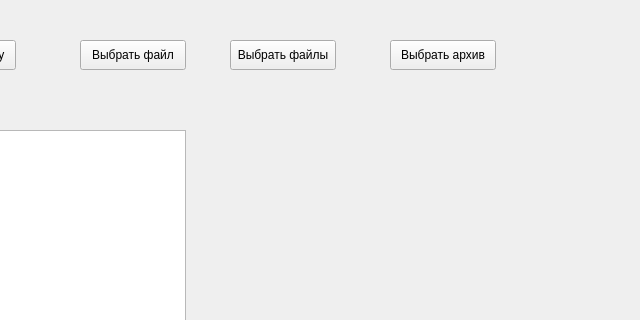
Before: the Qt Designer form mainwindow.ui in kasyachina/image-info, drawn with Qt 5; both pictures show x 160 to 800 and y 0 to 320 of the 800 by 600 pixel window.
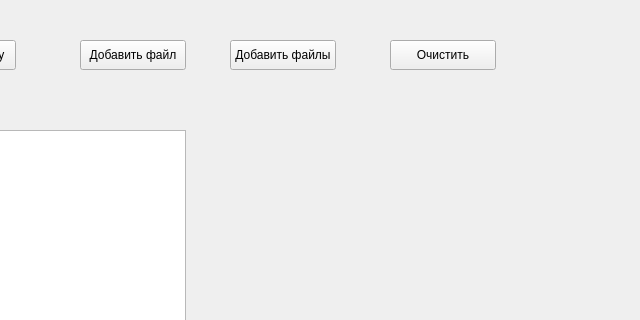
After: the same form once the commit is applied.

Commit message: add clear button

```diff
--- a/mainwindow.ui
+++ b/mainwindow.ui
@@ -37,7 +37,7 @@
      </rect>
     </property>
     <property name="text">
-     <string>Выбрать файл</string>
+     <string>Добавить файл</string>
     </property>
    </widget>
    <widget class="QPushButton" name="selectMultipleFilesButton">
@@ -50,7 +50,7 @@
      </rect>
     </property>
     <property name="text">
-     <string>Выбрать файлы</string>
+     <string>Добавить файлы</string>
     </property>
    </widget>
    <widget class="QPushButton" name="selectArchiveButton">
@@ -63,7 +63,7 @@
      </rect>
     </property>
     <property name="text">
-     <string>Выбрать архив</string>
+     <string>Очистить</string>
     </property>
    </widget>
    <widget class="QTableWidget" name="dataHolder">
```
Left out of the diff: 8 changed lines with no effect on the pictures. The commit also changes 2 other files.
